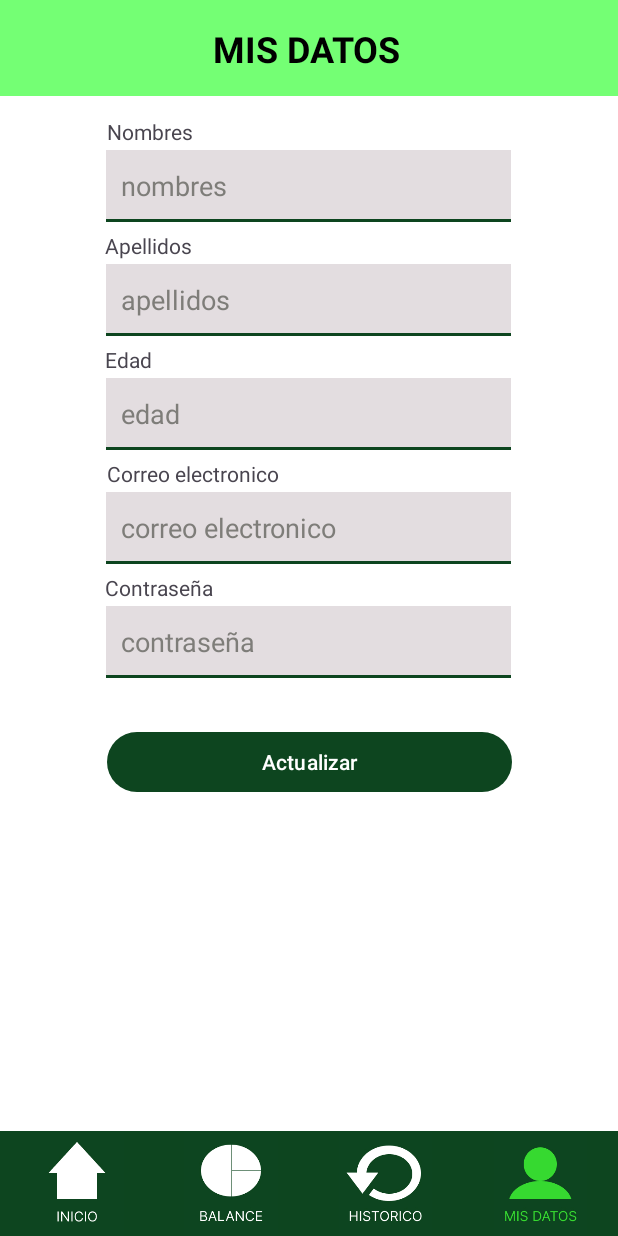
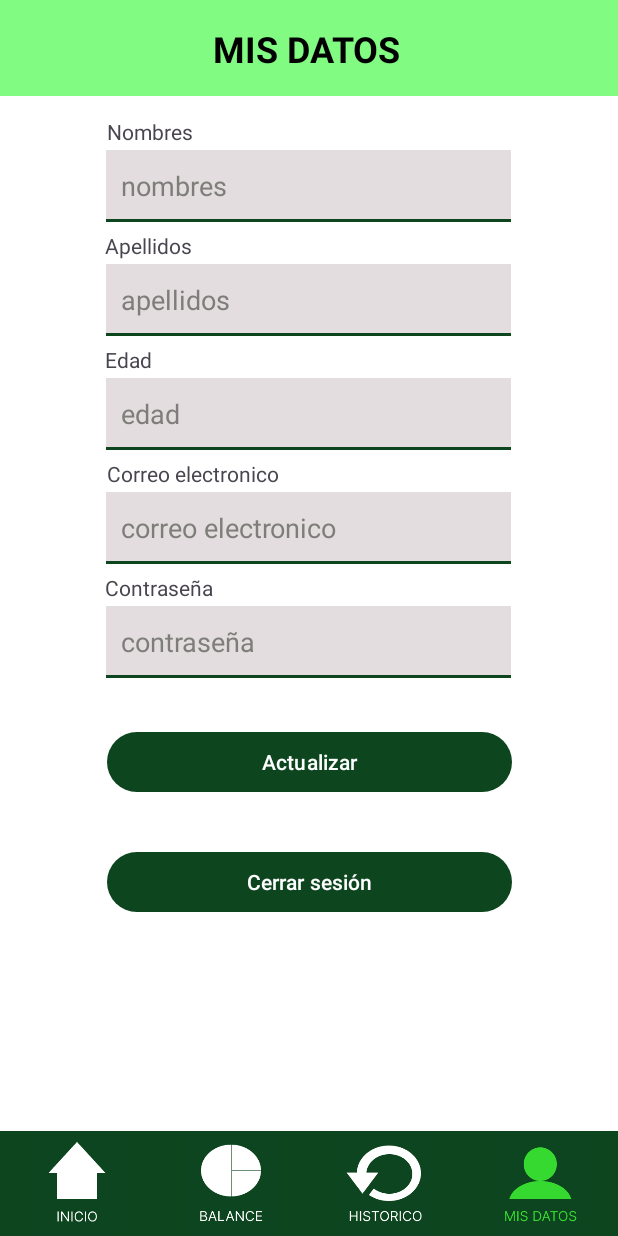
Before and after one commit to cristoferOrdonez/FinancePal, an Android app: the MisDatos screen opened directly, with no data from a screen before it, on a phone screen of 412 x 824 dp. Run offline under Robolectric (Android 15) with nearby library versions, the phone set to English and light mode, and no system bars; 8 statements that could not run were skipped.

Commit message:
He agregado un boton para cerrar sesion, también he arreglado mis limites de caracteres y he puesto un limite numerico (maximo 9 digitos)

```diff
--- a/app/src/main/java/com/example/financepal/MetasDeAhorro.java
+++ b/app/src/main/java/com/example/financepal/MetasDeAhorro.java
@@ -70,9 +70,6 @@ public class MetasDeAhorro extends AppCompatActivity {
             }
         });
 
-
-        Toast.makeText(this, "METAS DE AHORRO", Toast.LENGTH_SHORT).show();
-
         DbHelperFP dbHelper= new DbHelperFP(MetasDeAhorro.this);
         SQLiteDatabase db = dbHelper.getWritableDatabase();
 
@@ -101,9 +98,6 @@ public class MetasDeAhorro extends AppCompatActivity {
         // Llamar al método eliminarMetasVencidas de DbNombreMetas
         DbNombreMetas dbNombreMetas = new DbNombreMetas(MetasDeAhorro.this);
         dbNombreMetas.eliminarMetasVencidas(correoElectronicoS);
-
-        // Puedes agregar un mensaje de éxito o realizar otras acciones después de eliminar las metas vencidas
-        Toast.makeText(this, "Metas vencidas eliminadas", Toast.LENGTH_SHORT).show();
 
         // También podrías actualizar la lista de metas en la interfaz de usuario si es necesario
         // (por ejemplo, si usas un RecyclerView)
--- a/app/src/main/java/com/example/financepal/VerMeta.java
+++ b/app/src/main/java/com/example/financepal/VerMeta.java
@@ -102,7 +102,7 @@ public class VerMeta extends AppCompatActivity {
             @Override
             public void onClick(View view) {
                 AlertDialog.Builder builder = new AlertDialog.Builder( VerMeta.this);
-                builder.setMessage("Desea eliminar esta meta?").setPositiveButton("SI", new DialogInterface.OnClickListener() {
+                builder.setMessage("¿Desea eliminar esta meta?").setPositiveButton("SI", new DialogInterface.OnClickListener() {
                     @Override
                     public void onClick(DialogInterface dialogInterface, int i) {
                         if(dbNombreMetas.elimnarMeta(id)){
--- a/app/src/main/java/com/example/financepal/db/DbHelperFP.java
+++ b/app/src/main/java/com/example/financepal/db/DbHelperFP.java
@@ -11,7 +11,7 @@ import androidx.annotation.Nullable;
 public class DbHelperFP extends SQLiteOpenHelper {
 
     private static final int DATABASE_VERSION=3;
-    private static final String DATABASE_NOMBRE = "ingresos.db";
+    private static final String DATABASE_NOMBRE = "datos.db";
 
     public static final String TABLE_INGRESOS = "t_ingresos";
 
@@ -39,7 +39,7 @@ public class DbHelperFP extends SQLiteOpenHelper {
                 "idIngreso INTEGER PRIMARY KEY AUTOINCREMENT, " +
                 "correoUsuarioIngresos TEXT NOT NULL, " +
                 "nombreIngreso TEXT NOT NULL, " +
-                "montoIngreso INTEGER NOT NULL," +
+                "montoIngreso BIGINT NOT NULL," +
                 "fechaMesIngreso INTEGER NOT NULL," +
                 "fechaYearIngreso INTEGER NOT NULL)");
 
--- a/app/src/main/java/com/example/financepal/db/DbIngresos.java
+++ b/app/src/main/java/com/example/financepal/db/DbIngresos.java
@@ -25,7 +25,7 @@ public class DbIngresos extends DbHelperFP {
         this.context = context;
     }
 
-    public long insertarIngreso(String correoUsuario, String nombreIngreso, int montoIngreso) {
+    public long insertarIngreso(String correoUsuario, String nombreIngreso, long montoIngreso) {
         long id = 0;
         try {
             DbHelperFP dbHelper = new DbHelperFP(context);
@@ -79,7 +79,7 @@ public class DbIngresos extends DbHelperFP {
         cursorIngresos = db.rawQuery("SELECT * FROM " + TABLE_INGRESOS + " WHERE idIngreso = ? LIMIT 1", new String[]{String.valueOf(id)});
 
         if (cursorIngresos.moveToFirst()) {
-            IngresoInfo = new Ingreso(cursorIngresos.getInt(0), cursorIngresos.getString(2), cursorIngresos.getInt(3) + "", cursorIngresos.getInt(4) + "/" + cursorIngresos.getInt(5));
+            IngresoInfo = new Ingreso(cursorIngresos.getInt(0), cursorIngresos.getString(2), String.valueOf(cursorIngresos.getInt(3)), cursorIngresos.getInt(4) + "/" + cursorIngresos.getInt(5));
         }
         cursorIngresos.close();
 
@@ -87,7 +87,7 @@ public class DbIngresos extends DbHelperFP {
         return IngresoInfo;
     }
 
-    public boolean editarIngreso(long id, String nombreIngreso, int montoIngreso) {
+    public boolean editarIngreso(long id, String nombreIngreso, long montoIngreso) {
         boolean correcto;
 
         DbHelperFP dbHelper = new DbHelperFP(context);
--- a/app/src/main/res/layout/activity_mis_datos.xml
+++ b/app/src/main/res/layout/activity_mis_datos.xml
@@ -6,6 +6,19 @@
     android:layout_height="match_parent"
     android:background="@color/white"
     tools:context=".MisDatos">
+
+    <Button
+        android:id="@+id/botonCerrarSesion"
+        android:layout_width="270dp"
+        android:layout_height="wrap_content"
+        android:layout_marginTop="32dp"
+        android:onClick="IntencionCerrarSesion"
+        android:text="Cerrar sesión"
+        android:textColor="@color/white"
+        app:backgroundTint="@color/verdeOscuro"
+        app:layout_constraintEnd_toEndOf="parent"
+        app:layout_constraintStart_toStartOf="parent"
+        app:layout_constraintTop_toBottomOf="@+id/botonActualizar" />
 
     <TextView
         android:id="@+id/viewNombreMetaEditar6"
--- a/app/src/main/res/values/colors.xml
+++ b/app/src/main/res/values/colors.xml
@@ -10,7 +10,7 @@
 
     <!--Nuevos colores -->
     <color name="verdeOscuro">#0D451F</color>
-    <color name="verdeClaro">#74FF74</color>
+    <color name="verdeClaro">#81FB81</color>
     <color name="Gris">#E3DDE0</color>
     <color name="colorHint">#7E7D79</color>
     <color name="transparent">#00FFFFFF</color>
```
Also changed, not shown: app/src/main/java/com/example/financepal/CrearModificarIngresos.java (+5 -2 lines), app/src/main/java/com/example/financepal/MisDatos.java (+36 -0 lines).
